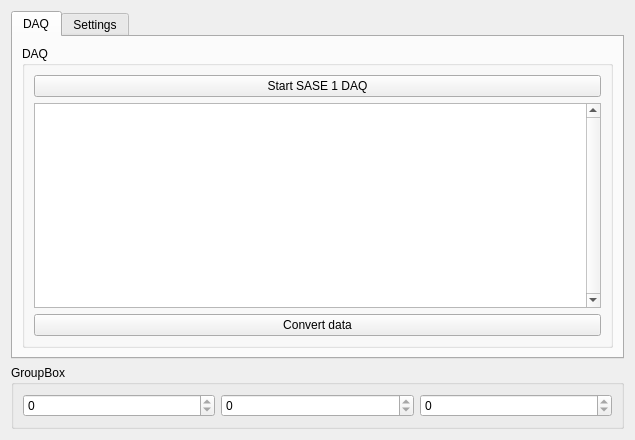
Qt form gui/UIDAQ.ui (cgre23/XFEL-DAQ) before a commit.
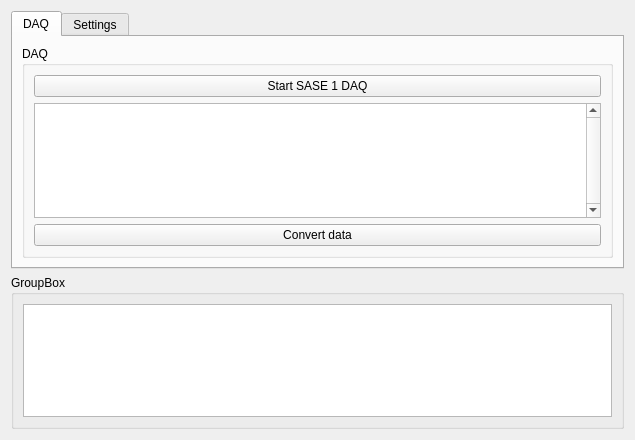
The same form after that commit.

The edit to the form file:
```diff
--- a/gui/UIDAQ.ui
+++ b/gui/UIDAQ.ui
@@ -173,25 +173,7 @@
      </property>
      <layout class="QHBoxLayout" name="horizontalLayout">
       <item>
-       <widget class="QSpinBox" name="step2">
-        <property name="readOnly">
-         <bool>true</bool>
-        </property>
-       </widget>
-      </item>
-      <item>
-       <widget class="QSpinBox" name="step1">
-        <property name="readOnly">
-         <bool>true</bool>
-        </property>
-       </widget>
-      </item>
-      <item>
-       <widget class="QSpinBox" name="step3">
-        <property name="readOnly">
-         <bool>true</bool>
-        </property>
-       </widget>
+       <widget class="QTextEdit" name="textEdit"/>
       </item>
      </layout>
     </widget>
```
